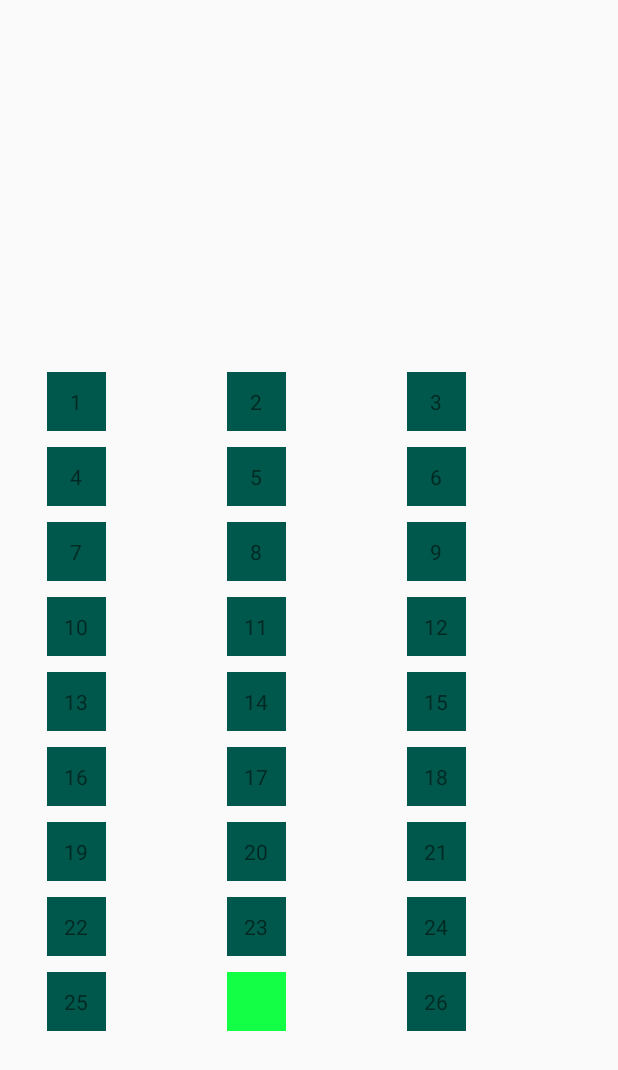
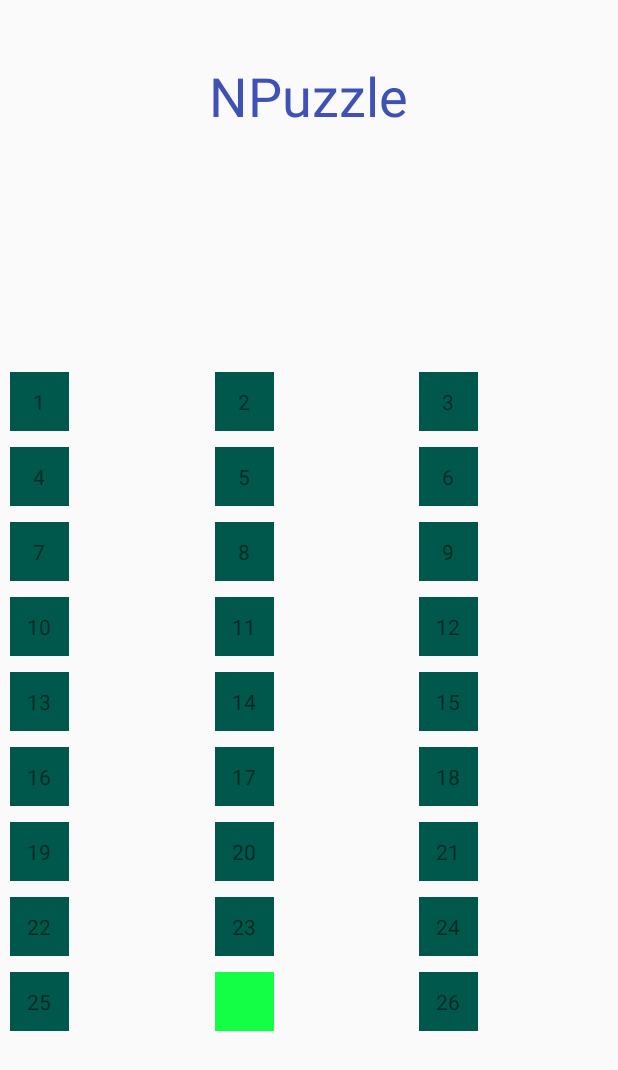
Before and after one commit to repelliuss/NPuzzle-DL, an Android app: the GameActivity screen opened directly, with no data from a screen before it, on a phone screen of 412 x 824 dp. Shown: the top 1070 px of the screen. Run offline under Robolectric (Android 15) with nearby library versions, the phone set to English and light mode, and no system bars.

Commit message:
Modified layout of game activity

```diff
--- a/app/src/main/res/layout/activity_game.xml
+++ b/app/src/main/res/layout/activity_game.xml
@@ -10,6 +10,7 @@
         android:id="@+id/txt_game_size"
         android:layout_width="wrap_content"
         android:layout_height="wrap_content"
+        android:text="@string/app_name"
         android:textColor="#3F51B5"
         android:textSize="36sp"
         app:layout_constraintBottom_toBottomOf="parent"
@@ -21,7 +22,7 @@
 
     <androidx.recyclerview.widget.RecyclerView
         android:id="@+id/rv_game_area"
-        android:layout_width="360dp"
+        android:layout_width="409dp"
         android:layout_height="470dp"
         app:layout_constraintBottom_toBottomOf="parent"
         app:layout_constraintEnd_toEndOf="parent"
```
